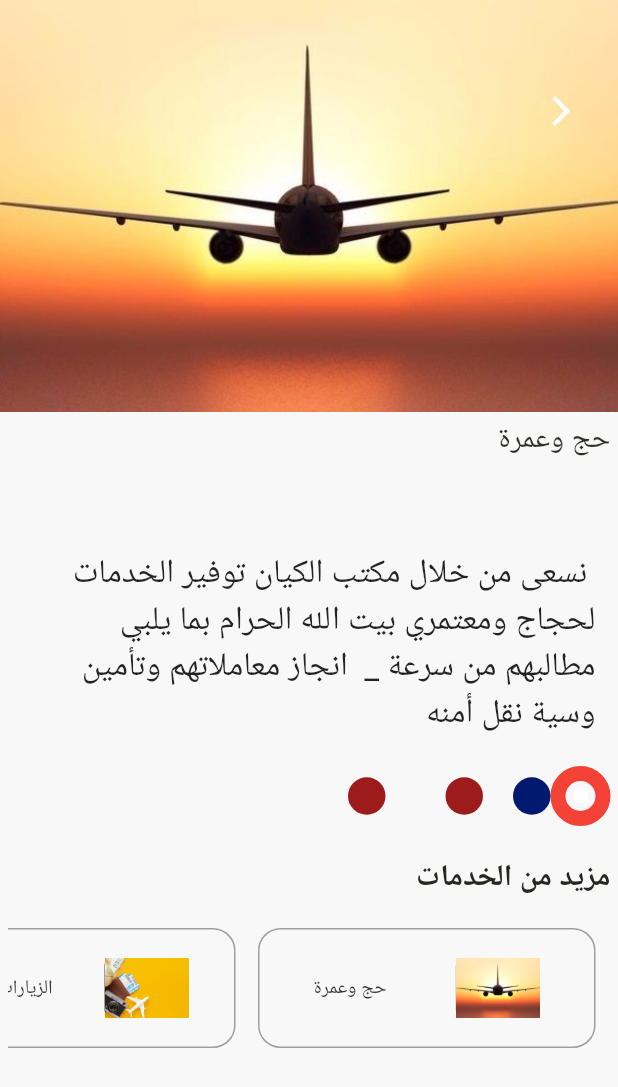
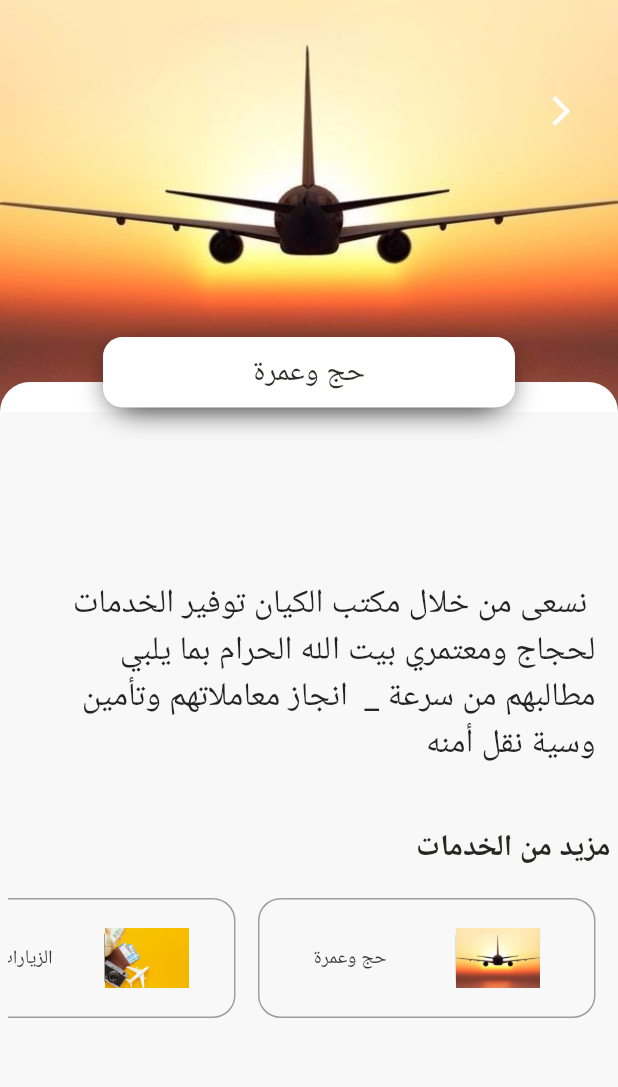
Before and after one commit to yusefHajeb/Al-Kayan-Travel-Application, a Flutter app: the PageService screen opened directly with empty values, on a phone screen of 412 x 824 dp. Shown: the top 1087 px of the screen. Run offline on Flutter 3.47's test engine with Material 2 defaults, Android fonts, the phone set to English and light mode, and no system bars; our stand-ins replace animated_text_kit, curved_navigation_bar, flutter_staggered_animations, google_nav_bar, page_transition, progress_state_button and 1 more.

Commit message:
add slid screen oc click

```diff
--- a/lib/Widget/catagory_curd.dart
+++ b/lib/Widget/catagory_curd.dart
@@ -1,6 +1,6 @@
 import 'package:flutter/material.dart';
 import 'package:yah_app/screen/kaian_screen.dart';
-import 'package:yah_app/tolls.dart';
+import 'package:yah_app/styles/tolls.dart';
 
 class CatagoryCount extends StatelessWidget {
   final String titleCurd;
--- a/lib/Widget/detalis.dart
+++ b/lib/Widget/detalis.dart
@@ -1,5 +1,5 @@
 import 'package:flutter/material.dart';
-import 'package:yah_app/tolls.dart';
+import 'package:yah_app/styles/tolls.dart';
 //import 'package:yah_app/lib/models/models.dart';
 
 class DetailsScreen extends StatefulWidget {
--- a/lib/main.dart
+++ b/lib/main.dart
@@ -7,9 +7,10 @@ import 'package:yah_app/screen/first_screen.dart';
 import 'package:yah_app/screen/sirvec_page.dart';
 import 'package:yah_app/screen/sirvece_screen.dart';
 import 'package:yah_app/screen/why_kaian.dart';
+import 'package:yah_app/styles/tolls.dart';
 // import 'package:yah_app/home_old.dart';
 
-import 'tolls.dart';
+import 'styles/tolls.dart';
 // import 'Widget/bottomNav.dart';
 
 Image myImage = Image.asset("assets/image/me.jpg");
--- a/lib/screen/sirvec_page.dart
+++ b/lib/screen/sirvec_page.dart
@@ -1,6 +1,7 @@
 import 'package:flutter/material.dart';
 import 'package:yah_app/screen/why_kaian.dart';
 
+import '../Widget/widget_tools/BouncingButton.dart';
 import 'dealetes.dart';
 
 class PageService extends StatefulWidget {
@@ -28,11 +29,7 @@ class _PageService extends State<PageService> {
     return Scaffold(
       body: Column(children: [
         Stack(children: <Widget>[
-          Expanded(
-            flex: 1,
-            child: Hero(
-              tag: (DUMMY_MEALS[sectionIndex].id),
-              child: Container(
+          Container(
             height: size.height / 3,
             width: double.infinity,
             child: Image.asset(
@@ -45,8 +42,6 @@ class _PageService extends State<PageService> {
                 borderRadius: BorderRadius.only(
                     bottomLeft: Radius.circular(50),
                     bottomRight: Radius.circular(50))),
-              ),
-            ),
           ),
           Positioned(
             top: 50,
@@ -61,7 +56,50 @@ class _PageService extends State<PageService> {
               ),
             ),
           ),
+          Positioned(
+            left: 0,
+            right: 0,
+            bottom: 0,
+            height: 20,
+            child: Container(
+              decoration: BoxDecoration(
+                color: Colors.white,
+                borderRadius: BorderRadius.only(
+                  topLeft: Radius.circular(25.0),
+                  topRight: Radius.circular(25.0),
+                ),
+              ),
+            ),
+          )
         ]),
+
+        Transform.translate(
+          offset: Offset(0, -50),
+          child: Container(
+            width: size.width / 1.50,
+            padding: EdgeInsets.all(10),
+            // color: Colors.white,
+            decoration: BoxDecoration(
+                borderRadius: BorderRadius.circular(13),
+                color: Colors.white,
+                boxShadow: [
+                  BoxShadow(
+                    offset: Offset(0, 6),
+                    blurRadius: 17,
+                    spreadRadius: -6,
+                    color: Colors.black,
+                  )
+                ]),
+            child: Text(
+              DUMMY_MEALS[sectionIndex].title,
+              textAlign: TextAlign.center,
+              style: TextStyle(
+                color: Color.fromARGB(230, 25, 25, 18),
+                fontSize: 20,
+              ),
+            ),
+          ),
+        ),
         // Transform.translate(
         //     offset: Offset(0, -35),
         //     child: Container(
@@ -84,16 +122,13 @@ class _PageService extends State<PageService> {
           child: Column(
             crossAxisAlignment: CrossAxisAlignment.start,
             children: [
-              Expanded(
-                flex: 1,
-                child: Text(
-                  DUMMY_MEALS[sectionIndex].title,
-                  style: TextStyle(
-                    color: Color.fromARGB(230, 25, 25, 18),
-                    fontSize: 20,
-                  ),
-                ),
-              ),
+              // Text(
+              //   DUMMY_MEALS[sectionIndex].title,
+              //   style: TextStyle(
+              //     color: Color.fromARGB(230, 25, 25, 18),
+              //     fontSize: 20,
+              //   ),
+              // ),
               SizedBox(height: 40),
               Padding(
                 padding: EdgeInsets.symmetric(vertical: 20, horizontal: 10),
@@ -105,48 +140,7 @@ class _PageService extends State<PageService> {
                       height: 1.4),
                 ),
               ),
-              Row(
-                children: [
-                  Container(
-                    width: 40,
-                    height: 40,
-                    padding: EdgeInsets.all(7),
-                    decoration: BoxDecoration(
-                        shape: BoxShape.circle,
-                        color: Colors.white,
-                        border: Border.all(width: 30, color: Colors.red)),
-                    child: Container(
-                      width: 30,
-                      height: 30,
-                      decoration: BoxDecoration(
-                          shape: BoxShape.circle, color: Colors.black),
-                    ),
-                  ),
-                  Container(
-                    width: 25,
-                    height: 25,
-                    decoration: BoxDecoration(
-                        shape: BoxShape.circle,
-                        color: Color.fromARGB(255, 0, 26, 112)),
-                  ),
-                  Container(
-                    width: 25,
-                    height: 25,
-                    margin: EdgeInsets.symmetric(horizontal: 20),
-                    decoration: BoxDecoration(
-                        shape: BoxShape.circle,
-                        color: Color.fromARGB(255, 158, 27, 27)),
-                  ),
-                  Container(
-                    width: 25,
-                    height: 25,
-                    margin: EdgeInsets.symmetric(horizontal: 20),
-                    decoration: BoxDecoration(
-                        shape: BoxShape.circle,
-                        color: Color.fromARGB(255, 158, 27, 27)),
-                  ),
-                ],
-              ),
+
               SizedBox(
                 height: 20,
               ),
@@ -166,7 +160,9 @@ class _PageService extends State<PageService> {
                   child: ListView.builder(
                     scrollDirection: Axis.horizontal,
                     itemBuilder: (context, index) {
-                      return (CardBottom(sectionIndex: index));
+                      return Bouncing(
+                          onPress: () {},
+                          child: (CardBottom(sectionIndex: index)));
                       // SizedBox(width: 10),
                       // CardBottom(sectionIndex: sectionIndex),
                       // SizedBox(
--- a/lib/tolls.dart
+++ b/lib/styles/tolls.dart
@@ -9,6 +9,11 @@ const kBlueLightColor = Color(0xffc788f5);
 const kBlueColor = Color(0xff817Dc0);
 const kShadowColor = Color(0xFFe6e6e6);
 const bBackDark = Color(0xff002828);
+
+Color purple = Color.fromARGB(255, 255, 170, 0);
+Color blue = Color.fromARGB(255, 251, 212, 169);
+Color navy = Color(0xff0f0434);
+
 TextStyle stl =
     TextStyle(fontSize: 20, color: Colors.white, fontWeight: FontWeight.w700);
 
--- a/pubspec.yaml
+++ b/pubspec.yaml
@@ -48,6 +48,7 @@ dependencies:
     sdk: flutter
   animations: ^2.0.2
   fluttertoast: ^8.1.2
+  flare_flutter: ^3.0.2
   # flutter_svg: ^0.17.4
   # dependencies:
   #   curved_navigation_bar: ^1.0.3 #latest version
```
Also changed, not shown: lib/Widget/widget_tools/slide_secreen.dart (added, +22 -0 lines), lib/screen/sirvece_screen.dart (+9 -3 lines), lib/Widget/widget_tools/BouncingButton.dart (renamed from lib/Widget/BouncingButton.dart), pubspec.lock. Lines whose indentation alone changed are shown as unchanged.
